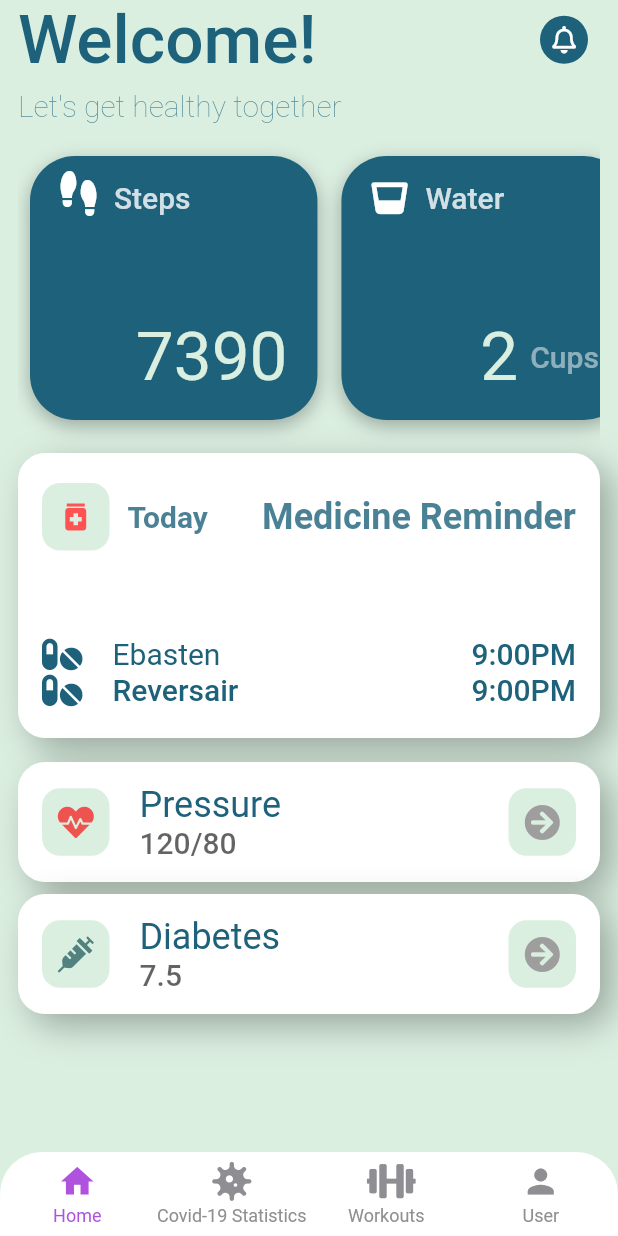
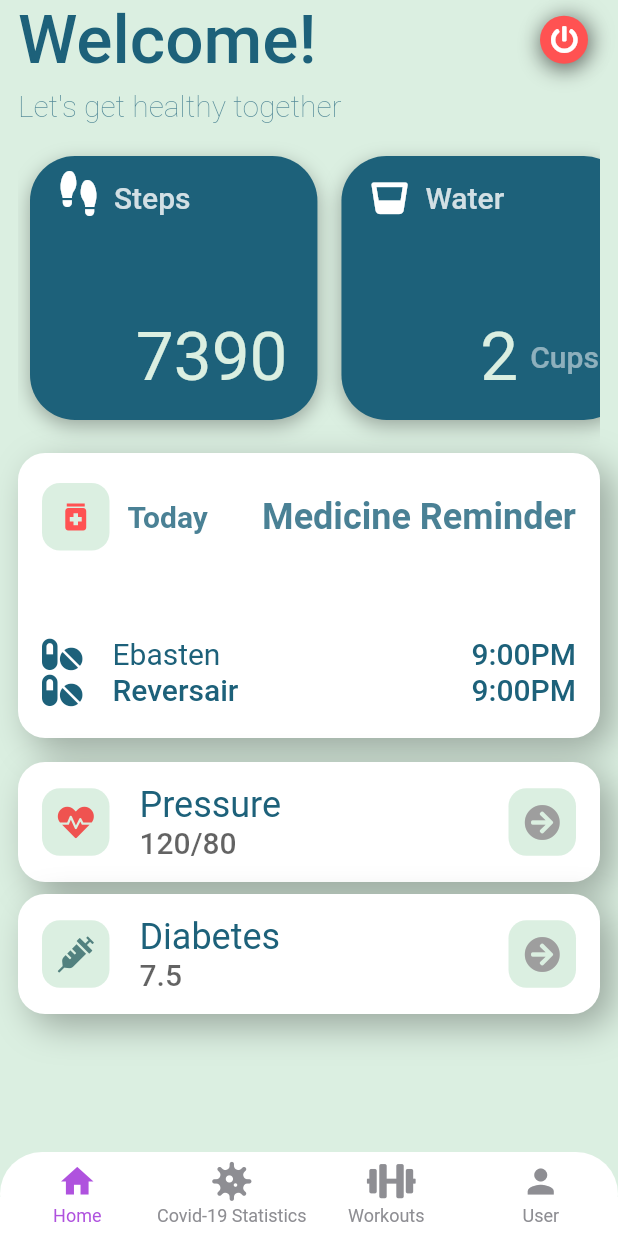
Before and after one commit to SumayaSiddique/Care_4_U_project, a Flutter app: the screen it shows once a user with an empty profile is signed in, on a phone screen of 412 x 824 dp. Run offline on Flutter 3.47's test engine with Material 2 defaults, Android fonts, the phone set to English and light mode, and no system bars; drawn by our look-alikes of persistent_bottom_nav_bar; our stand-ins replace carousel_slider, cloud_firestore, firebase_auth, firebase_core, fl_chart, flutter_local_notifications and 11 more; accounts and stored records are empty; Roboto replaces fonts that are missing (SF Pro Rounded); project files that could hold a hidden picture were left out.

Commit message:
logout button style updates

```diff
--- a/care_4_u_project/lib/Screens/Home/HomeView.dart
+++ b/care_4_u_project/lib/Screens/Home/HomeView.dart
@@ -7,12 +7,10 @@ import 'package:care_4_u_project/Screens/Exercise/Exercise.dart';
 import 'package:care_4_u_project/Screens/Home/modules/HomeMediumCard.dart';
 import 'package:care_4_u_project/Screens/Home/modules/MedicineView.dart';
 import 'package:care_4_u_project/Screens/Water%20Intake/WaterIntake.dart';
-import 'package:care_4_u_project/Services/FirebaseAuth/auth_service.dart';
 import 'package:cloud_firestore/cloud_firestore.dart';
 import 'package:firebase_auth/firebase_auth.dart';
 import 'package:flutter/material.dart';
 import 'package:font_awesome_flutter/font_awesome_flutter.dart';
-import 'package:provider/provider.dart';
 import 'package:get/get.dart';
 import 'package:line_icons/line_icons.dart';
 
@@ -57,7 +55,6 @@ class _HomeViewState extends State<HomeView> {
   Widget build(BuildContext context) {
     final theme = Theme.of(context).textTheme;
     final size = MediaQuery.of(context).size;
-    late Usermodel usermodel;
     return Scaffold(
       backgroundColor: Color(0xffdbefe1),
       // appBar: AppBar(
@@ -110,11 +107,27 @@ class _HomeViewState extends State<HomeView> {
                         height: 70,
                         width: 70,
                         decoration: BoxDecoration(
-                          color: Color(0xff1d617A),
+                          color: Colors.redAccent,
                           shape: BoxShape.circle,
+                          boxShadow: [
+                            BoxShadow(
+                              color: Colors.black.withOpacity(
+                                0.5,
+                              ),
+                              offset: Offset(0, 4),
+                              blurRadius: 12,
+                            ),
+                            BoxShadow(
+                              color: Colors.black.withOpacity(
+                                0.2,
+                              ),
+                              offset: Offset(4, -2),
+                              blurRadius: 12,
+                            ),
+                          ],
                         ),
                         child: Icon(
-                          FontAwesomeIcons.bell,
+                          FontAwesomeIcons.powerOff,
                           color: Colors.white,
                           size: 18,
                         ),
```
